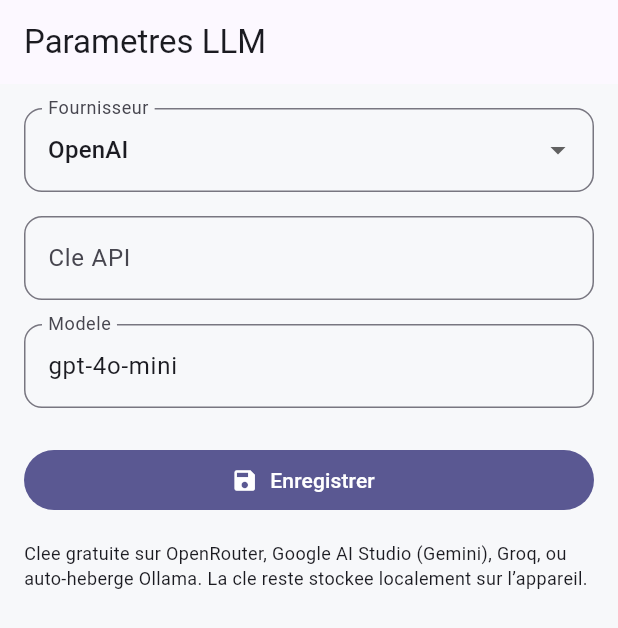
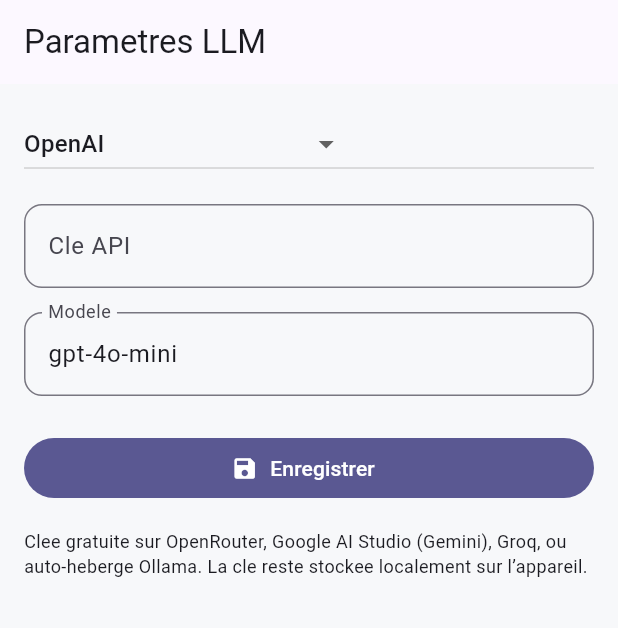
Before and after one commit to elfred434/Conversion, a Flutter app: the SettingsScreen screen opened by its route, on a phone screen of 412 x 824 dp. Shown: the top 628 px of the screen. Run offline on Flutter 3.47's test engine with Material 3 defaults, Android fonts, the phone set to English and light mode, and no system bars; our stand-ins replace flutter_riverpod, go_router, shared_preferences; accounts and stored records are empty.

Commit message:
fix: settings screen warnings (unused import, deprecated DropdownButtonFormField)

```diff
--- a/lib/presentation/screens/settings/settings_screen.dart
+++ b/lib/presentation/screens/settings/settings_screen.dart
@@ -3,7 +3,6 @@
 import 'package:go_router/go_router.dart';
 import 'package:english_conversation_app/config/llm_providers.dart';
 import 'package:english_conversation_app/presentation/providers/providers.dart';
-import 'package:english_conversation_app/presentation/providers/settings_notifier.dart';
 
 class SettingsScreen extends ConsumerStatefulWidget {
   const SettingsScreen({super.key});
@@ -64,9 +63,9 @@
         padding: const EdgeInsets.all(16),
         child: ListView(
           children: [
-            DropdownButtonFormField<LlmProvider>(
+            DropdownButton<LlmProvider>(
               value: _provider,
-              decoration: const InputDecoration(labelText: 'Fournisseur'),
+              hint: const Text('Fournisseur'),
               items: kLlmProviders.entries
                   .map((e) => DropdownMenuItem(
                       value: e.key, child: Text(e.value.label)))
```
